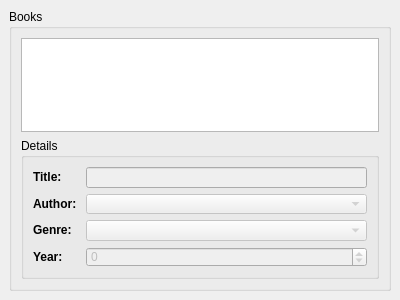
Before: the Qt Designer form demos/books/bookwindow.ui in arnt/qt-history2, drawn with Qt 5.
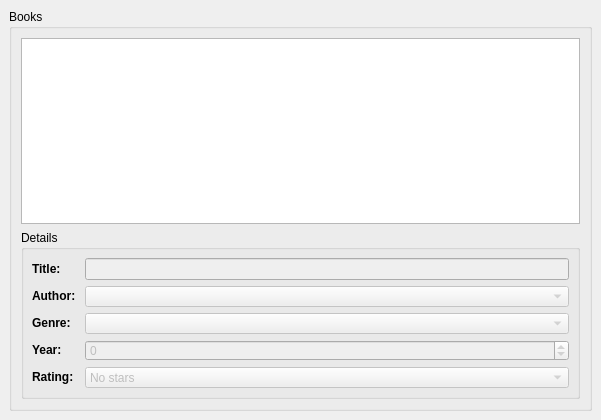
After: the same form once the commit is applied.

What changed in the file:
```diff
--- a/demos/books/bookwindow.ui
+++ b/demos/books/bookwindow.ui
@@ -8,22 +8,14 @@
    <rect>
     <x>0</x>
     <y>0</y>
-    <width>400</width>
-    <height>300</height>
+    <width>601</width>
+    <height>420</height>
    </rect>
   </property>
   <property name="windowTitle" >
    <string>Books</string>
   </property>
   <widget class="QWidget" name="centralWidget" >
-   <property name="geometry" >
-    <rect>
-     <x>0</x>
-     <y>0</y>
-     <width>400</width>
-     <height>300</height>
-    </rect>
-   </property>
    <layout class="QVBoxLayout" >
     <property name="margin" >
      <number>9</number>
@@ -33,14 +25,6 @@
     </property>
     <item>
      <widget class="QGroupBox" name="groupBox" >
-      <property name="geometry" >
-       <rect>
-        <x>9</x>
-        <y>9</y>
-        <width>382</width>
-        <height>282</height>
-       </rect>
-      </property>
       <property name="title" >
        <string>Books</string>
       </property>
@@ -53,14 +37,6 @@
        </property>
        <item>
         <widget class="QTableView" name="bookTable" >
-         <property name="geometry" >
-          <rect>
-           <x>11</x>
-           <y>22</y>
-           <width>360</width>
-           <height>102</height>
-          </rect>
-         </property>
          <property name="selectionBehavior" >
           <enum>QAbstractItemView::SelectRows</enum>
          </property>
@@ -68,18 +44,10 @@
        </item>
        <item>
         <widget class="QGroupBox" name="groupBox_2" >
-         <property name="geometry" >
-          <rect>
-           <x>11</x>
-           <y>130</y>
-           <width>360</width>
-           <height>141</height>
-          </rect>
-         </property>
          <property name="minimumSize" >
           <size>
-           <width>145</width>
-           <height>141</height>
+           <width>16</width>
+           <height>16</height>
           </size>
          </property>
          <property name="title" >
@@ -87,129 +55,58 @@
          </property>
          <layout class="QGridLayout" >
           <property name="margin" >
-           <number>9</number>
+           <number>8</number>
           </property>
           <property name="spacing" >
            <number>6</number>
           </property>
+          <item row="2" column="1" >
+           <widget class="QComboBox" name="genreEdit" >
+            <property name="enabled" >
+             <bool>false</bool>
+            </property>
+           </widget>
+          </item>
+          <item row="3" column="0" >
+           <widget class="QLabel" name="label_4" >
+            <property name="text" >
+             <string>&lt;b>Year:&lt;/b></string>
+            </property>
+           </widget>
+          </item>
+          <item row="1" column="1" >
+           <widget class="QComboBox" name="authorEdit" >
+            <property name="enabled" >
+             <bool>false</bool>
+            </property>
+           </widget>
+          </item>
           <item row="0" column="0" >
            <widget class="QLabel" name="label_5" >
-            <property name="geometry" >
-             <rect>
-              <x>11</x>
-              <y>22</y>
-              <width>49</width>
-              <height>21</height>
-             </rect>
-            </property>
             <property name="text" >
              <string>&lt;b>Title:&lt;/b></string>
             </property>
            </widget>
           </item>
+          <item row="0" column="1" >
+           <widget class="QLineEdit" name="titleEdit" >
+            <property name="enabled" >
+             <bool>false</bool>
+            </property>
+           </widget>
+          </item>
           <item row="1" column="0" >
            <widget class="QLabel" name="label_2_2_2_2" >
-            <property name="geometry" >
-             <rect>
-              <x>11</x>
-              <y>49</y>
-              <width>49</width>
-              <height>23</height>
-             </rect>
-            </property>
             <property name="text" >
              <string>&lt;b>Author: &lt;/b></string>
             </property>
            </widget>
           </item>
-          <item row="3" column="0" >
-           <widget class="QLabel" name="label_4" >
-            <property name="geometry" >
-             <rect>
-              <x>11</x>
-              <y>107</y>
-              <width>49</width>
-              <height>23</height>
-             </rect>
-            </property>
-            <property name="text" >
-             <string>&lt;b>Year:&lt;/b></string>
-            </property>
-           </widget>
-          </item>
-          <item row="2" column="0" >
-           <widget class="QLabel" name="label_3" >
-            <property name="geometry" >
-             <rect>
-              <x>11</x>
-              <y>78</y>
-              <width>49</width>
-              <height>23</height>
-             </rect>
-            </property>
-            <property name="text" >
-             <string>&lt;b>Genre:&lt;/b></string>
-            </property>
-           </widget>
-          </item>
-          <item row="0" column="1" >
-           <widget class="QLineEdit" name="titleEdit" >
-            <property name="enabled" >
-             <bool>false</bool>
-            </property>
-            <property name="geometry" >
-             <rect>
-              <x>66</x>
-              <y>22</y>
-              <width>283</width>
-              <height>21</height>
-             </rect>
-            </property>
-           </widget>
-          </item>
-          <item row="1" column="1" >
-           <widget class="QComboBox" name="authorEdit" >
-            <property name="enabled" >
-             <bool>false</bool>
-            </property>
-            <property name="geometry" >
-             <rect>
-              <x>66</x>
-              <y>49</y>
-              <width>283</width>
-              <height>23</height>
-             </rect>
-            </property>
-           </widget>
-          </item>
-          <item row="2" column="1" >
-           <widget class="QComboBox" name="genreEdit" >
-            <property name="enabled" >
-             <bool>false</bool>
-            </property>
-            <property name="geometry" >
-             <rect>
-              <x>66</x>
-              <y>78</y>
-              <width>283</width>
-              <height>23</height>
-             </rect>
-            </property>
-           </widget>
-          </item>
           <item row="3" column="1" >
            <widget class="QSpinBox" name="yearEdit" >
             <property name="enabled" >
              <bool>false</bool>
             </property>
-            <property name="geometry" >
-             <rect>
-              <x>66</x>
-              <y>107</y>
-              <width>283</width>
-              <height>23</height>
-             </rect>
-            </property>
             <property name="maximum" >
              <number>2100</number>
             </property>
@@ -221,6 +118,57 @@
             </property>
            </widget>
           </item>
+          <item row="2" column="0" >
+           <widget class="QLabel" name="label_3" >
+            <property name="text" >
+             <string>&lt;b>Genre:&lt;/b></string>
+            </property>
+           </widget>
+          </item>
+          <item row="4" column="0" >
+           <widget class="QLabel" name="label" >
+            <property name="text" >
+             <string>&lt;b>Rating:&lt;/b></string>
+            </property>
+           </widget>
+          </item>
+          <item row="4" column="1" >
+           <widget class="QComboBox" name="ratingEdit" >
+            <property name="enabled" >
+             <bool>false</bool>
+            </property>
+            <item>
+             <property name="text" >
+              <string>No stars</string>
+             </property>
+            </item>
+            <item>
+             <property name="text" >
+              <string>1 star</string>
+             </property>
+            </item>
+            <item>
+             <property name="text" >
+              <string>2 stars</string>
+             </property>
+            </item>
+            <item>
+             <property name="text" >
+              <string>3 stars</string>
+             </property>
+            </item>
+            <item>
+             <property name="text" >
+              <string>4 stars</string>
+             </property>
+            </item>
+            <item>
+             <property name="text" >
+              <string>5 stars</string>
+             </property>
+            </item>
+           </widget>
+          </item>
          </layout>
         </widget>
        </item>
```
